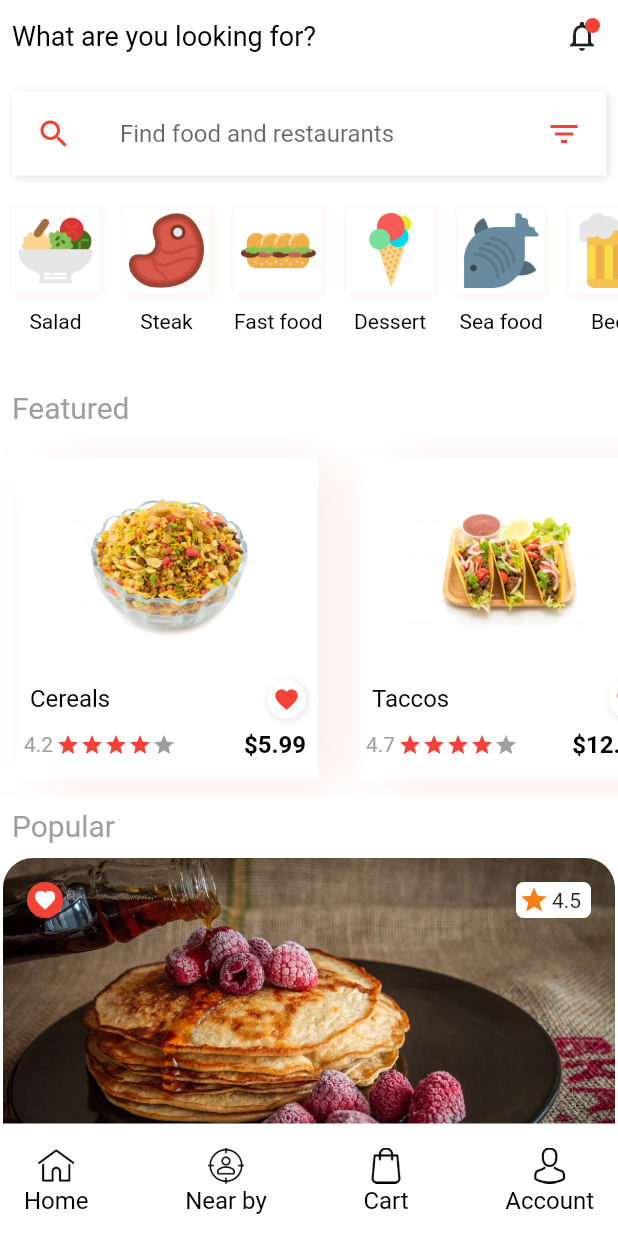
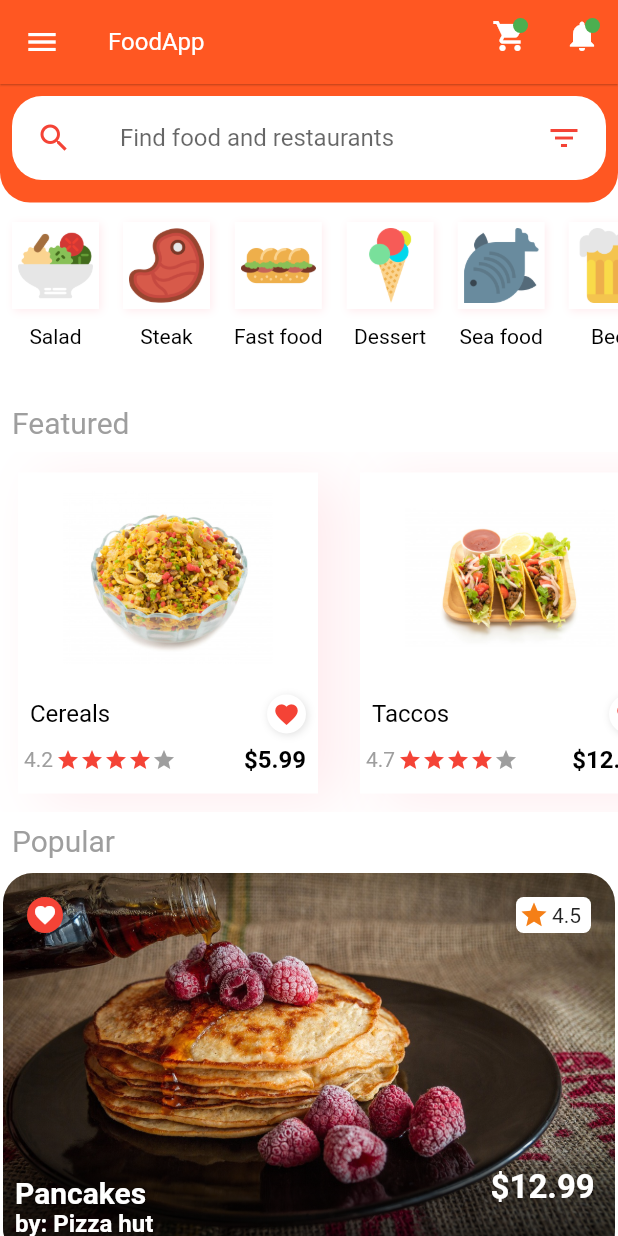
Before and after one commit to Bibidi/Food_App_Flutter, a Flutter app: the Home screen opened directly, on a phone screen of 412 x 824 dp. Run offline on Flutter 3.47's test engine with Material 2 defaults, Android fonts, the phone set to English and light mode, and no system bars; our stand-ins replace cloud_firestore, firebase_auth, firebase_core; accounts and stored records are empty; network calls fail.

Commit message:
no message

```diff
--- a/food_order_app/lib/main.dart
+++ b/food_order_app/lib/main.dart
@@ -30,7 +30,7 @@ class MyApp extends StatelessWidget {
         theme: ThemeData(
           primarySwatch: Colors.red,
         ),
-        home: LoginScreen(),
+        home: ScreensController(),
       ),
     );
   }
@@ -43,7 +43,6 @@ class ScreensController extends StatelessWidget {
     final auth = Provider.of<AuthProvider>(context);
     switch (auth.status) {
       case Status.Uninitialized:
-        return Loading();
       case Status.Unauthenticated:
       case Status.Authenticating:
         return LoginScreen();
--- a/food_order_app/lib/src/helpers/style.dart
+++ b/food_order_app/lib/src/helpers/style.dart
@@ -1,6 +1,8 @@
 import 'package:flutter/material.dart';
 
+const primary = Colors.deepOrange;
 const red = Colors.red;
 const white = Colors.white;
 const black = Colors.black;
 const grey = Colors.grey;
+const green = Colors.green;
--- a/food_order_app/lib/src/helpers/user.dart
+++ b/food_order_app/lib/src/helpers/user.dart
@@ -7,15 +7,15 @@ class UserServices {
 
   void createUser(Map<String, dynamic> values) {
     String id = values["id"];
-    _firestore.collection(collection).document(id).setData(values);
+    _firestore.collection(collection).doc(id).set(values);
   }
 
   void updateUserData(Map<String, dynamic> values) {
-    _firestore.collection(collection).document(values["id"]).updateData(values);
+    _firestore.collection(collection).doc(values["id"]).update(values);
   }
 
   Future<UserModel> getUserById(String id)
-  => _firestore.collection(collection).document(id).get().then((doc){
+  => _firestore.collection(collection).doc(id).get().then((doc){
     return UserModel.fromSnapshot(doc);
   });
 }
--- a/food_order_app/lib/src/providers/auth.dart
+++ b/food_order_app/lib/src/providers/auth.dart
@@ -66,7 +66,7 @@ class AuthProvider with ChangeNotifier {
           .createUserWithEmailAndPassword(
               email: email.text.trim(), password: password.text.trim())
           .then((result) {
-        _firestore.collection('users').document(result.user.uid).setData({
+        _firestore.collection('users').doc(result.user.uid).set({
           'name': name.text,
           'email': email.text,
           'uid': result.user.uid,
--- a/food_order_app/lib/src/screens/home.dart
+++ b/food_order_app/lib/src/screens/home.dart
@@ -1,12 +1,15 @@
+import 'package:firebase_auth/firebase_auth.dart';
 import 'package:flutter/material.dart';
 import 'package:food_order_app/src/helpers/screen_navigation.dart';
 import 'package:food_order_app/src/helpers/style.dart';
+import 'package:food_order_app/src/providers/auth.dart';
 import 'package:food_order_app/src/screens/bag.dart';
 import 'package:food_order_app/src/widgets/bottom_navigation_icon.dart';
 import 'package:food_order_app/src/widgets/categories.dart';
 import 'package:food_order_app/src/widgets/custom_text.dart';
 import 'package:food_order_app/src/widgets/featured_products.dart';
 import 'package:food_order_app/src/widgets/small_floating_button.dart';
+import 'package:provider/provider.dart';
 
 class Home extends StatefulWidget {
   @override
@@ -16,25 +19,25 @@ class Home extends StatefulWidget {
 class _HomeState extends State<Home> {
   @override
   Widget build(BuildContext context) {
+    final authProvider = Provider.of<AuthProvider>(context);
     return Scaffold(
-      backgroundColor: white,
-      body: SafeArea(
-        child: ListView(
-          children: <Widget>[
-            Row(
-              mainAxisAlignment: MainAxisAlignment.spaceBetween,
-              children: [
-                Padding(
-                  padding: const EdgeInsets.all(8.0),
-                  child: CustomText(
-                    text: "What are you looking for?",
-                    size: 18,
+      appBar: AppBar(
+        iconTheme: IconThemeData(color: white),
+        elevation: 0.5,
+        backgroundColor: primary,
+        title: CustomText(
+          text: "FoodApp",
+          color: white,
         ),
-                ),
+        actions: [
           Stack(
             children: [
               IconButton(
-                        icon: Icon(Icons.notifications_none), onPressed: () {}),
+                icon: Icon(Icons.shopping_cart),
+                onPressed: () {
+                  changeScreen(context, ShoppingBag());
+                },
+              ),
               Positioned(
                   top: 12,
                   right: 12,
@@ -42,8 +45,24 @@ class _HomeState extends State<Home> {
                     height: 10,
                     width: 10,
                     decoration: BoxDecoration(
-                          color: red,
-                          borderRadius: BorderRadius.circular(20),
+                      color: green,
+                      borderRadius: BorderRadius.circular(20.0),
+                    ),
+                  )),
+            ],
+          ),
+          Stack(
+            children: [
+              IconButton(icon: Icon(Icons.notifications), onPressed: () {}),
+              Positioned(
+                top: 12,
+                right: 12,
+                child: Container(
+                  height: 10,
+                  width: 10,
+                  decoration: BoxDecoration(
+                    color: green,
+                    borderRadius: BorderRadius.circular(20.0),
                   ),
                 ),
               ),
@@ -51,18 +70,67 @@ class _HomeState extends State<Home> {
           ),
         ],
       ),
-            SizedBox(
-              height: 5,
+      drawer: Drawer(
+        child: ListView(
+          children: [
+            UserAccountsDrawerHeader(
+                decoration: BoxDecoration(
+                  color: black,
                 ),
-            Padding(
-              padding: const EdgeInsets.all(8.0),
+                accountName: CustomText(
+                  text: authProvider.userModel?.name,
+                  color: white,
+                  weight: FontWeight.bold,
+                  size: 18,
+                ),
+                accountEmail: CustomText(
+                  text: "email.com",
+                  color: grey,
+                  weight: FontWeight.bold,
+                  size: 18,
+                )),
+            ListTile(
+              onTap: () {},
+              leading: Icon(Icons.home),
+              title: CustomText(
+                text: "Home",
+              ),
+            ),
+            ListTile(
+              onTap: () {},
+              leading: Icon(Icons.person),
+              title: CustomText(
+                text: "Account",
+              ),
+            ),
+            ListTile(
+              onTap: () {},
+              leading: Icon(Icons.shopping_cart),
+              title: CustomText(
+                text: "Cart",
+              ),
+            ),
+          ],
+        ),
+      ),
+      backgroundColor: white,
+      body: SafeArea(
+        child: ListView(
+          children: <Widget>[
+            Container(
+              decoration: BoxDecoration(
+                color: primary,
+                borderRadius: BorderRadius.only(
+                    bottomLeft: Radius.circular(20),
+                    bottomRight: Radius.circular(20)),
+              ),
+              child: Padding(
+                padding: const EdgeInsets.only(
+                    top: 8.0, left: 8.0, right: 8.0, bottom: 15),
                 child: Container(
                   decoration: BoxDecoration(
+                    borderRadius: BorderRadius.circular(20),
                     color: white,
-                  boxShadow: [
-                    BoxShadow(
-                        color: grey[300], offset: Offset(1, 1), blurRadius: 4)
-                  ],
                   ),
                   child: ListTile(
                     leading: Icon(
@@ -78,6 +146,7 @@ class _HomeState extends State<Home> {
                     trailing: Icon(
                       Icons.filter_list,
                       color: red,
+                    ),
                   ),
                 ),
               ),
@@ -210,7 +279,8 @@ class _HomeState extends State<Home> {
                             text: TextSpan(children: [
                               TextSpan(
                                 text: "\$12.99 \n",
-                                    style: TextStyle(fontSize: 22, fontWeight: FontWeight.bold),
+                                style: TextStyle(
+                                    fontSize: 22, fontWeight: FontWeight.bold),
                               ),
                             ]),
                           ),
@@ -224,37 +294,6 @@ class _HomeState extends State<Home> {
           ],
         ),
       ),
-      bottomNavigationBar: Container(
-        height: 75,
-        color: white,
-        child: Padding(
-          padding: const EdgeInsets.fromLTRB(16, 16, 16, 8),
-          child: Row(
-            mainAxisAlignment: MainAxisAlignment.spaceBetween,
-            children: <Widget>[
-              BottomNavIcon(
-                image: "home.png",
-                name: "Home",
-              ),
-              BottomNavIcon(
-                image: "target.png",
-                name: "Near by",
-              ),
-              BottomNavIcon(
-                onTap: (){
-                  changeScreen(context, ShoppingBag());
-                },
-                image: "shopping-bag.png",
-                name: "Cart",
-              ),
-              BottomNavIcon(
-                image: "avatar.png",
-                name: "Account",
-              ),
-            ],
-          ),
-        ),
-      ),
     );
   }
 }
```
Lines whose indentation alone changed are shown as unchanged.
